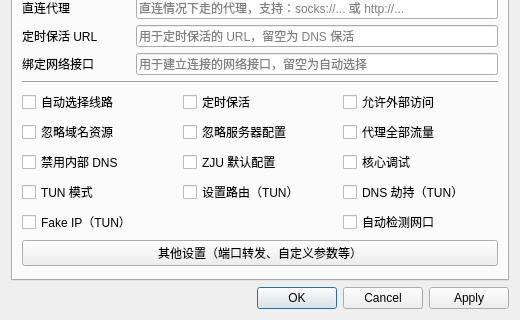
PageChen04/EZ4Connect, file presentation/dialogs/settingwindow/settingwindow.ui: the form before one commit; both pictures show x 0 to 520 and y 280 to 600 of the 520 by 600 pixel window.
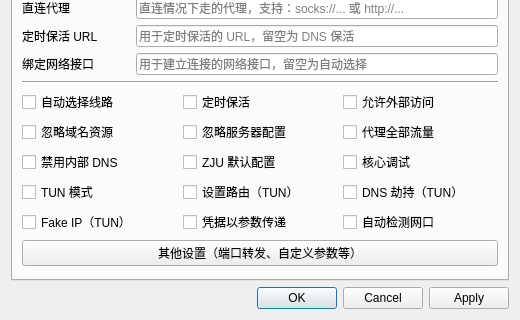
The form after the commit. The open tabs and pages were chosen to show the change.

Commit message: refactor: 以环境变量传递凭据，更安全

The edit to the form file:
```diff
--- a/presentation/dialogs/settingwindow/settingwindow.ui
+++ b/presentation/dialogs/settingwindow/settingwindow.ui
@@ -919,6 +919,16 @@
            </property>
           </widget>
          </item>
+         <item row="4" column="1">
+          <widget class="QCheckBox" name="credentialsAsArgumentsCheckBox">
+           <property name="toolTip">
+            <string>不勾选则凭据以环境变量传递</string>
+           </property>
+           <property name="text">
+            <string>凭据以参数传递</string>
+           </property>
+          </widget>
+         </item>
          <item row="4" column="2">
           <widget class="QCheckBox" name="autoDetectInterfaceCheckBox">
            <property name="toolTip">
```
The commit also changes 9 other files.
